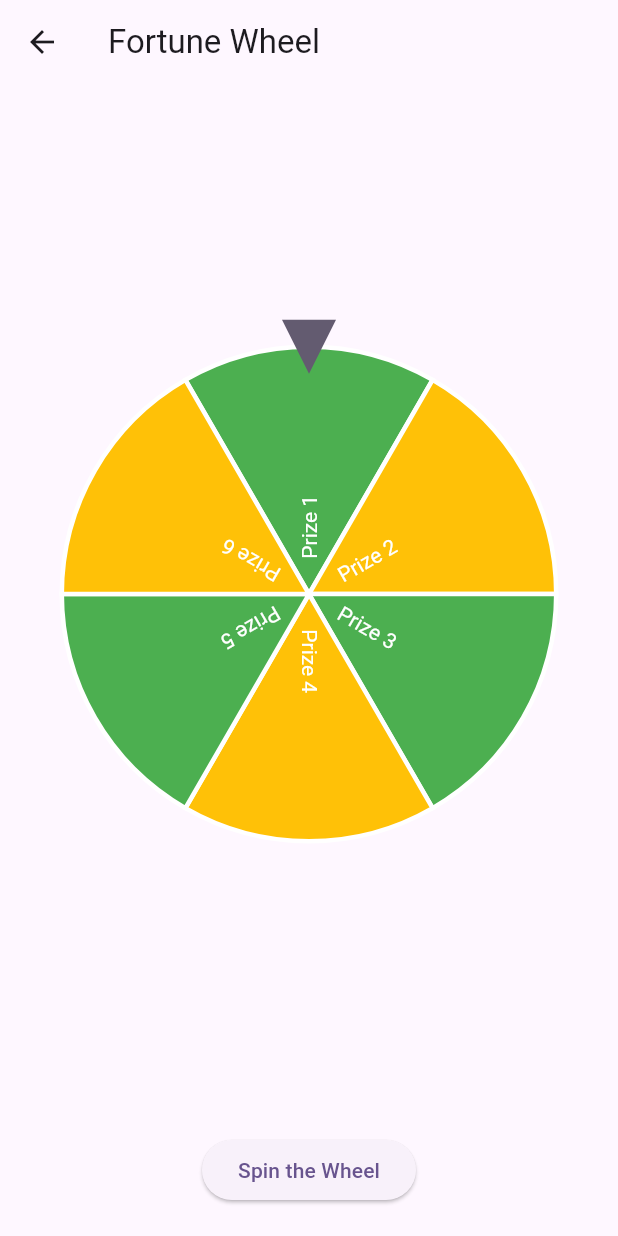
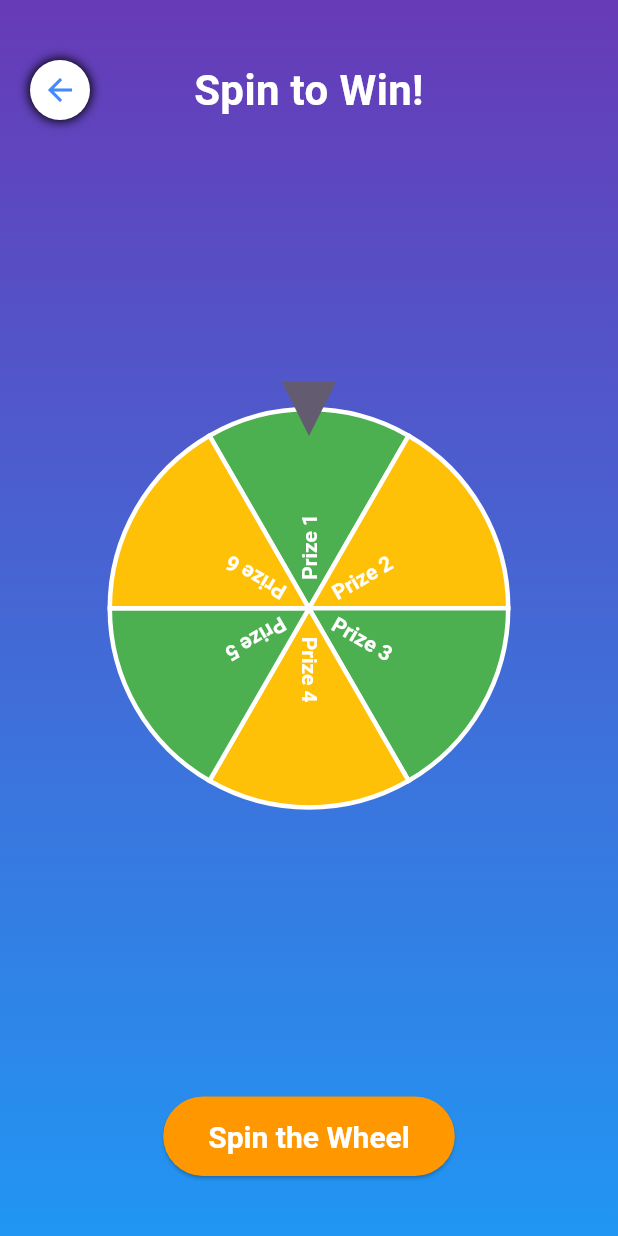
Before and after one commit to libinglim/App-Dev-FBLA-2025, a Flutter app: the WheelPage screen opened directly, on a phone screen of 412 x 824 dp. Run offline on Flutter 3.47's test engine with Material 3 defaults, Android fonts, the phone set to English and light mode, and no system bars; drawn by our look-alikes of flutter_fortune_wheel; our stand-ins replace confetti.

Commit message:
improved wheel page

```diff
--- a/app/lib/wheel.dart
+++ b/app/lib/wheel.dart
@@ -23,6 +23,7 @@ class _WheelPageState extends State<WheelPage> {
 
   final StreamController<int> selected = StreamController<int>();
   late ConfettiController confettiController;
+  bool isBackButtonHovered = false;
   int selectedIndex = 0;
 
   @override
@@ -50,18 +51,68 @@ class _WheelPageState extends State<WheelPage> {
 
         showDialog(
           context: context,
-          builder: (context) => AlertDialog(
-            title: const Text('Congratulations!'),
-            content: Text('You won: ${items[selectedIndex]}'),
-            actions: [
-              TextButton(
+          barrierDismissible: false,
+          builder: (context) => Dialog(
+            shape: RoundedRectangleBorder(
+              borderRadius: BorderRadius.circular(20),
+            ),
+            child: Container(
+              padding: const EdgeInsets.all(20),
+              decoration: BoxDecoration(
+                gradient: const LinearGradient(
+                  colors: [Colors.deepPurple, Colors.blue],
+                  begin: Alignment.topLeft,
+                  end: Alignment.bottomRight,
+                ),
+                borderRadius: BorderRadius.circular(20),
+              ),
+              child: Column(
+                mainAxisSize: MainAxisSize.min,
+                children: [
+                  const Text(
+                    '🎉 Congratulations! 🎉',
+                    style: TextStyle(
+                      fontSize: 24,
+                      fontWeight: FontWeight.bold,
+                      color: Colors.white,
+                    ),
+                    textAlign: TextAlign.center,
+                  ),
+                  const SizedBox(height: 15),
+                  Text(
+                    'You won: ${items[selectedIndex]}',
+                    style: const TextStyle(
+                      fontSize: 20,
+                      color: Colors.white,
+                    ),
+                    textAlign: TextAlign.center,
+                  ),
+                  const SizedBox(height: 20),
+                  ElevatedButton(
                     onPressed: () {
                       confettiController.stop();
                       Navigator.of(context).pop();
                     },
+                    style: ElevatedButton.styleFrom(
+                      backgroundColor: Colors.orange,
+                      foregroundColor: Colors.white,
+                      shape: RoundedRectangleBorder(
+                        borderRadius: BorderRadius.circular(15),
+                      ),
+                      padding: const EdgeInsets.symmetric(
+                        horizontal: 30,
+                        vertical: 10,
+                      ),
+                      textStyle: const TextStyle(
+                        fontSize: 18,
+                        fontWeight: FontWeight.bold,
+                      ),
+                    ),
                     child: const Text('OK'),
                   ),
                 ],
+              ),
+            ),
           ),
         );
       }
@@ -71,57 +122,90 @@ class _WheelPageState extends State<WheelPage> {
   @override
   Widget build(BuildContext context) {
     return Scaffold(
-      appBar: AppBar(
-        title: const Text('Fortune Wheel'),
-      ),
-      body: Stack(
+      body: Center(
+        // Center the content
+        child: Stack(
           children: [
-          Column(
-            mainAxisAlignment: MainAxisAlignment.center,
-            children: [
-              Expanded(
-                child: FortuneWheel(
-                  selected: selected.stream,
-                  animateFirst: false,
-                  items: [
-                    for (int i = 0; i < items.length; i++)
-                      FortuneItem(
-                        child: Text(
-                          items[i],
-                          style: const TextStyle(
-                            color: Colors.white, // Text color for readability
+            // Gradient Background
+            Container(
+              decoration: const BoxDecoration(
+                gradient: LinearGradient(
+                  colors: [Colors.deepPurple, Colors.blue],
+                  begin: Alignment.topCenter,
+                  end: Alignment.bottomCenter,
                 ),
               ),
-                        style: FortuneItemStyle(
-                          color: i.isEven
-                              ? Colors.green
-                              : Colors.amber, // Alternate green and gold
-                          borderColor: Colors.white,
-                          borderWidth: 3,
             ),
+            // Back Button
+            Positioned(
+              top: 40,
+              left: 20,
+              child: MouseRegion(
+                onEnter: (_) {
+                  setState(() {
+                    isBackButtonHovered = true;
+                  });
+                },
+                onExit: (_) {
+                  setState(() {
+                    isBackButtonHovered = false;
+                  });
+                },
+                child: GestureDetector(
+                  onTap: () {
+                    Navigator.pop(context);
+                  },
+                  child: AnimatedContainer(
+                    duration: const Duration(milliseconds: 200),
+                    padding: const EdgeInsets.all(8),
+                    decoration: BoxDecoration(
+                      color: isBackButtonHovered
+                          ? Colors.blueAccent
+                          : Colors.white,
+                      shape: BoxShape.circle,
+                      boxShadow: [
+                        BoxShadow(
+                          color: Colors.black,
+                          blurRadius: 5,
+                          spreadRadius: 1,
                         ),
                       ],
                     ),
+                    child: Icon(
+                      Icons.arrow_back,
+                      color: isBackButtonHovered
+                          ? Colors.white
+                          : Colors.blueAccent,
+                      size: 24,
                     ),
-              const SizedBox(height: 20),
-              ElevatedButton(
-                onPressed: spinWheel,
-                child: const Text('Spin the Wheel'),
                   ),
-              const SizedBox(height: 20),
-              /*ElevatedButton(
-                onPressed: () {
-                  Navigator.push(
-                    context,
-                    MaterialPageRoute(builder: (context) => Questions()),
-                  );
-                },
-                child: const Text('Go to Page'),
-              )*/
-            ],
                 ),
+              ),
+            ),
+            // Title
+            Positioned(
+              top: 30, // Increased top padding
+              left: 20,
+              right: 20,
+              child: Container(
+                padding:
+                    const EdgeInsets.symmetric(horizontal: 15, vertical: 10),
+                child: const Text(
+                  'Spin to Win!',
+                  textAlign: TextAlign.center,
+                  style: TextStyle(
+                    fontSize: 28,
+                    fontWeight: FontWeight.bold,
+                    color: Colors.white,
+                  ),
+                ),
+              ),
+            ),
+            // Confetti
             Align(
               alignment: Alignment.topCenter,
+              child: Padding(
+                padding: const EdgeInsets.only(top: 120),
                 child: ConfettiWidget(
                   confettiController: confettiController,
                   blastDirectionality: BlastDirectionality.explosive,
@@ -135,7 +219,66 @@ class _WheelPageState extends State<WheelPage> {
                   ],
                 ),
               ),
+            ),
+            // Main Content
+            Column(
+              mainAxisAlignment: MainAxisAlignment.center,
+              children: [
+                const SizedBox(height: 100), // Adjusted space above the wheel
+                Expanded(
+                  child: Padding(
+                    padding: const EdgeInsets.symmetric(horizontal: 40.0),
+                    child: FractionallySizedBox(
+                      // Increased size factor
+                      child: FortuneWheel(
+                        selected: selected.stream,
+                        animateFirst: false,
+                        items: [
+                          for (int i = 0; i < items.length; i++)
+                            FortuneItem(
+                              child: Text(
+                                items[i],
+                                style: const TextStyle(
+                                  color: Colors.white,
+                                  fontWeight: FontWeight.bold,
+                                ),
+                              ),
+                              style: FortuneItemStyle(
+                                color: i.isEven ? Colors.green : Colors.amber,
+                                borderColor: Colors.white,
+                                borderWidth: 3,
+                              ),
+                            ),
                         ],
+                      ),
+                    ),
+                  ),
+                ),
+                const SizedBox(height: 20),
+                ElevatedButton(
+                  onPressed: spinWheel,
+                  style: ElevatedButton.styleFrom(
+                    padding: const EdgeInsets.symmetric(
+                      horizontal: 30,
+                      vertical: 15,
+                    ),
+                    shape: RoundedRectangleBorder(
+                      borderRadius: BorderRadius.circular(30),
+                    ),
+                    backgroundColor: Colors.orange,
+                    foregroundColor: Colors.white,
+                    textStyle: const TextStyle(
+                      fontSize: 20,
+                      fontWeight: FontWeight.bold,
+                    ),
+                  ),
+                  child: const Text('Spin the Wheel'),
+                ),
+                const SizedBox(height: 40),
+              ],
+            ),
+          ],
+        ),
       ),
     );
   }
```
Lines whose indentation alone changed are shown as unchanged.
